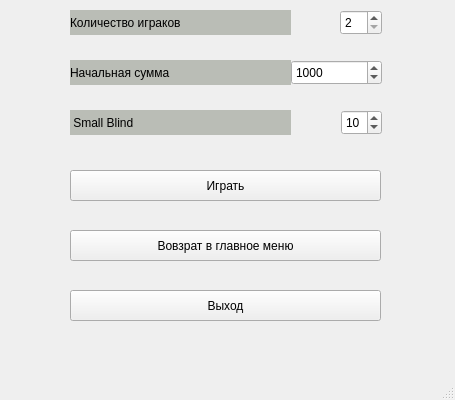
ChabanovSN/Poker, file alonesetting.ui: the form before one commit.
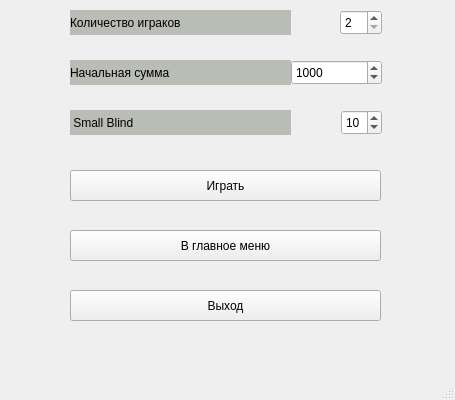
The form after the commit.

Patch:
```diff
--- a/alonesetting.ui
+++ b/alonesetting.ui
@@ -160,7 +160,7 @@
      </rect>
     </property>
     <property name="text">
-     <string>Вовзрат в главное меню</string>
+     <string>В главное меню</string>
     </property>
    </widget>
    <widget class="QPushButton" name="exitBUtton">
```
